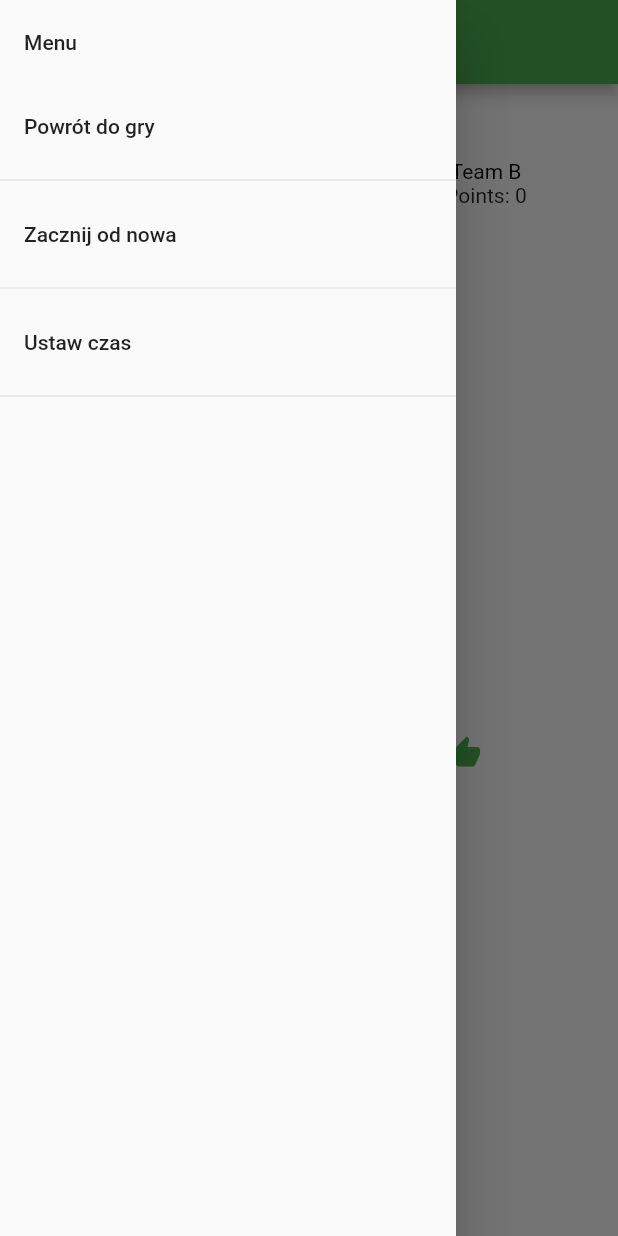
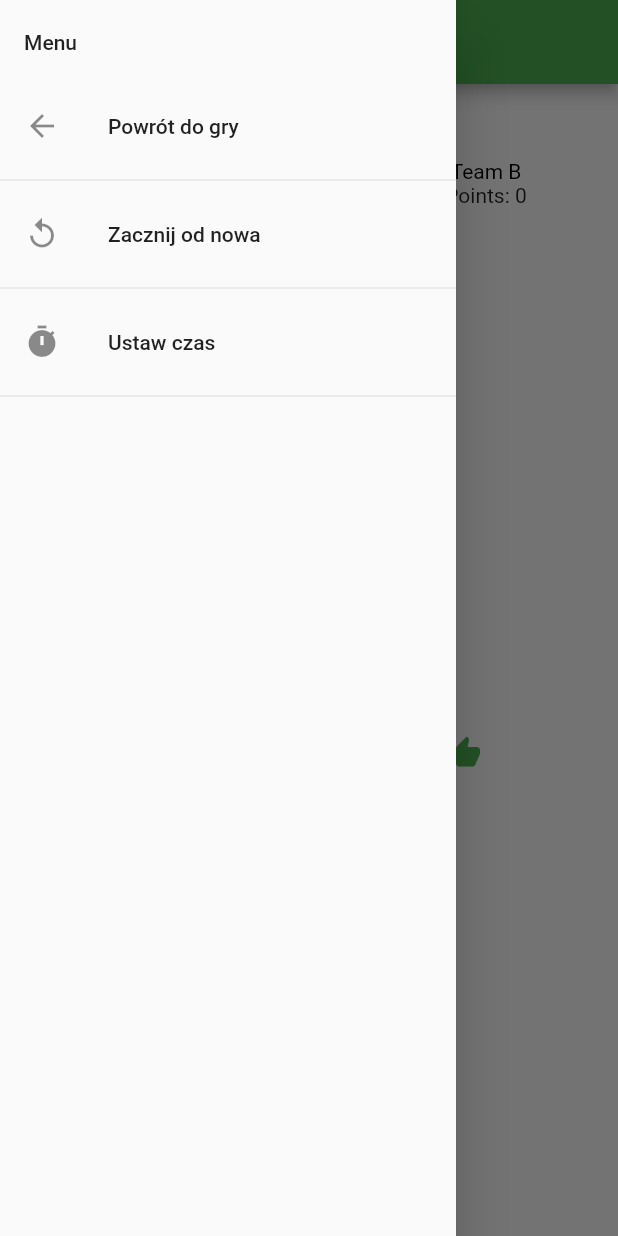
Before and after one commit to kluku/tabu, a Flutter app: the screen it shows after launch, with the side drawer open, on a phone screen of 412 x 824 dp. Run offline on Flutter 3.47's test engine with Material 2 defaults, Android fonts, the phone set to English and light mode, and no system bars.

Commit message:
drawer icons

```diff
--- a/lib/main.dart
+++ b/lib/main.dart
@@ -195,6 +195,7 @@ class _MyHomePageState extends State<MyHomePage> {
           onTap: null,
         ),
         new ListTile(
+          leading: new Icon(Icons.arrow_back),
           title: new Text('Powrót do gry'),
           onTap: () {
             Navigator.of(context).pop();
@@ -202,6 +203,7 @@ class _MyHomePageState extends State<MyHomePage> {
         ),
         new Divider(),
         new ListTile(
+          leading: new Icon(Icons.replay),
           title: new Text('Zacznij od nowa'),
           onTap: () {
             restartGame();
@@ -210,6 +212,7 @@ class _MyHomePageState extends State<MyHomePage> {
         ),
         new Divider(),
         new ListTile(
+          leading: new Icon(Icons.timer),
           title: new Text('Ustaw czas'),
           onTap: () {
             _setTime();
```
